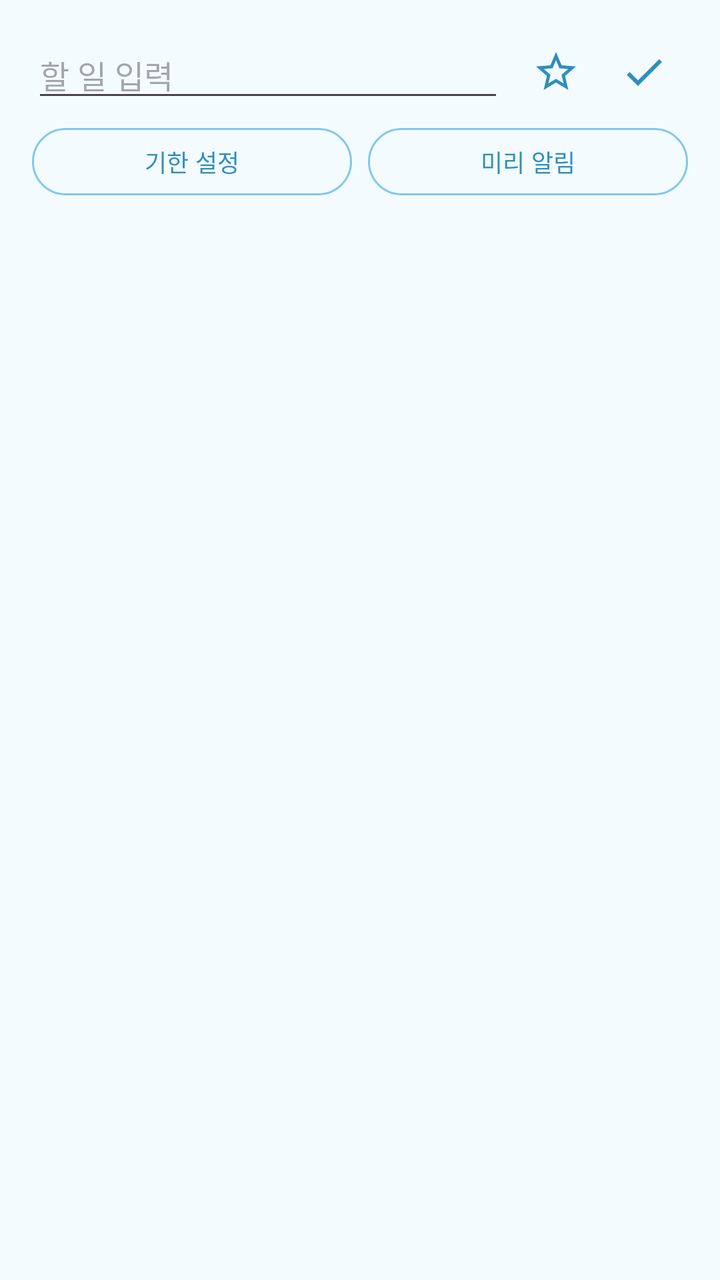
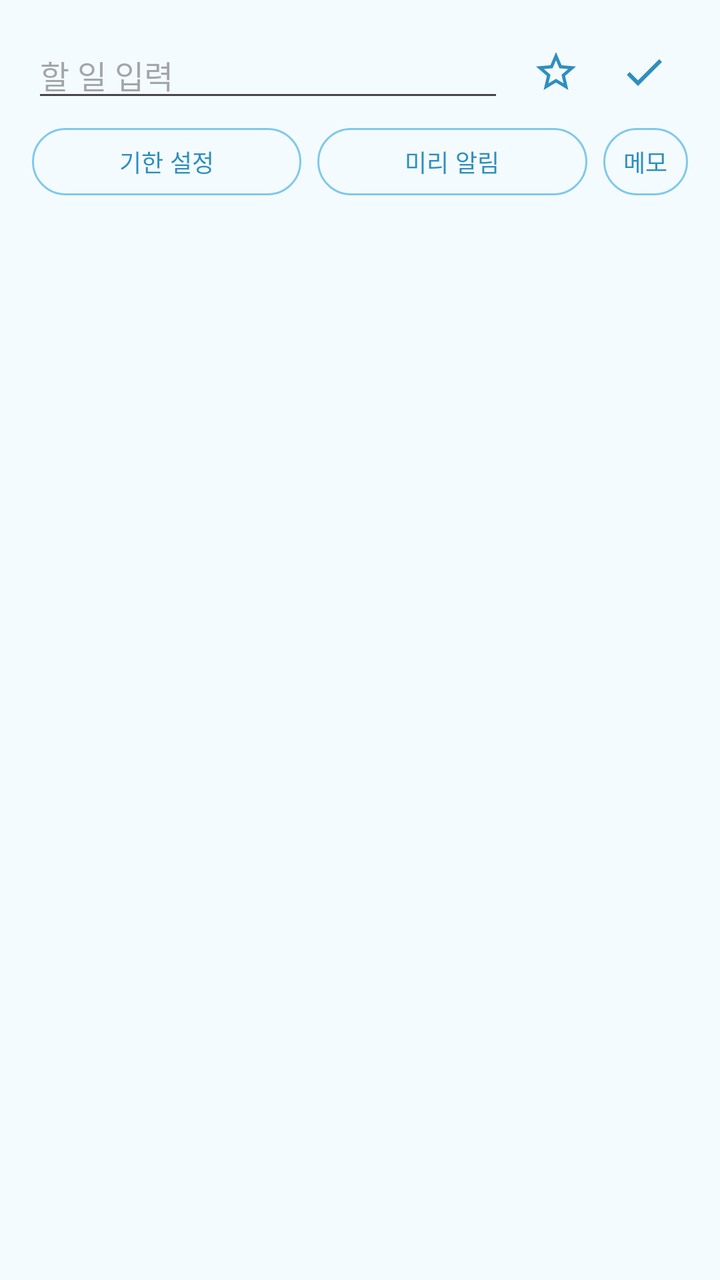

The first picture is an Android layout as it rendered before a commit; the second is the same layout after the commit. The layout source and the unified diff follow.
<!-- AndroidManifest.xml: application theme Theme.TodoLock -->
<!-- res/layout/sheet_add_todo.xml -->
<?xml version="1.0" encoding="utf-8"?>
<LinearLayout xmlns:android="http://schemas.android.com/apk/res/android"
    android:layout_width="match_parent"
    android:layout_height="wrap_content"
    android:orientation="vertical"
    android:paddingStart="16dp"
    android:paddingEnd="16dp"
    android:paddingTop="14dp"
    android:paddingBottom="16dp">

    <LinearLayout
        android:layout_width="match_parent"
        android:layout_height="wrap_content"
        android:orientation="horizontal"
        android:gravity="center_vertical">

        <EditText
            android:id="@+id/etText"
            android:layout_width="0dp"
            android:layout_height="wrap_content"
            android:layout_weight="1"
            android:hint="할 일 입력"
            android:inputType="text"
            android:imeOptions="actionDone"
            android:maxLines="1"
            android:textSize="16sp"
            android:importantForAutofill="no" />

        <ImageButton
            android:id="@+id/btnStar"
            android:layout_width="44dp"
            android:layout_height="44dp"
            android:layout_marginStart="4dp"
            android:src="@drawable/ic_star_border"
            android:tint="@color/sky_heading"
            android:background="?attr/selectableItemBackgroundBorderless"
            android:contentDescription="중요 표시" />

        <ImageButton
            android:id="@+id/btnSave"
            android:layout_width="44dp"
            android:layout_height="44dp"
            android:src="@drawable/ic_check"
            android:tint="@color/sky_heading"
            android:background="?attr/selectableItemBackgroundBorderless"
            android:contentDescription="저장" />
    </LinearLayout>

    <LinearLayout
        android:layout_width="match_parent"
        android:layout_height="wrap_content"
        android:orientation="horizontal"
        android:layout_marginTop="6dp">

        <com.google.android.material.button.MaterialButton
            android:id="@+id/btnDue"
            style="@style/Widget.TodoLock.Button.SkyOutlined"
            android:layout_width="0dp"
            android:layout_height="wrap_content"
            android:layout_weight="1"
            android:textSize="12sp"
            android:minHeight="0dp"
            android:insetTop="0dp"
            android:insetBottom="0dp"
            android:insetLeft="0dp"
            android:insetRight="0dp"
            android:paddingStart="6dp"
            android:paddingEnd="6dp"
            android:paddingTop="8dp"
            android:paddingBottom="8dp"
            android:text="기한 설정" />

        <com.google.android.material.button.MaterialButton
            android:id="@+id/btnRemind"
            style="@style/Widget.TodoLock.Button.SkyOutlined"
            android:layout_width="0dp"
            android:layout_height="wrap_content"
            android:layout_weight="1"
            android:layout_marginStart="8dp"
            android:textSize="12sp"
            android:minHeight="0dp"
            android:insetTop="0dp"
            android:insetBottom="0dp"
            android:insetLeft="0dp"
            android:insetRight="0dp"
            android:paddingStart="6dp"
            android:paddingEnd="6dp"
            android:paddingTop="8dp"
            android:paddingBottom="8dp"
            android:text="미리 알림" />
    </LinearLayout>
</LinearLayout>
<!-- resources referenced by this layout -->
<resources>
  <color name="sky_heading">#2E8FBF</color>
  <!-- drawable ic_check (drawable) -->
  <vector xmlns:android="http://schemas.android.com/apk/res/android"
      android:width="24dp"
      android:height="24dp"
      android:viewportWidth="24"
      android:viewportHeight="24">
      <path
          android:fillColor="#FFFFFF"
          android:pathData="M9,16.17L4.83,12l-1.42,1.41L9,19 21,7l-1.41,-1.41z" />
  </vector>
  <!-- drawable ic_star_border (drawable) -->
  <?xml version="1.0" encoding="utf-8"?>
  <vector xmlns:android="http://schemas.android.com/apk/res/android"
      android:width="24dp"
      android:height="24dp"
      android:viewportWidth="24"
      android:viewportHeight="24">
      <path
          android:fillColor="@android:color/white"
          android:pathData="M22,9.24l-7.19,-0.62L12,2 9.19,8.63 2,9.24l5.46,4.73L5.82,21 12,17.27 18.18,21l-1.63,-7.03zM12,15.4l-3.76,2.27 1,-4.28 -3.32,-2.88 4.38,-0.38L12,6.1l1.71,4.04 4.38,0.38 -3.32,2.88 1,4.28z" />
  </vector>
  <style name="Widget.TodoLock.Button.SkyOutlined" parent="Widget.Material3.Button.OutlinedButton">
          <item name="strokeColor">@color/sky_stroke</item>
          <item name="android:textColor">@color/sky_heading</item>
          <item name="rippleColor">@color/sky_heading</item>
      </style>
  <color name="sky_stroke">#7FC9EC</color>
  <color name="md_primary">#2489B8</color>
  <color name="md_on_primary">#FFFFFF</color>
  <color name="md_primary_container">#DCF2FE</color>
  <color name="md_on_primary_container">#1B5673</color>
  <color name="md_secondary">#4E616D</color>
  <color name="md_on_secondary">#FFFFFF</color>
  <color name="md_secondary_container">#D1E5F4</color>
  <color name="md_on_secondary_container">#0A1E28</color>
  <color name="md_tertiary">#5F5B7D</color>
  <color name="md_on_tertiary">#FFFFFF</color>
  <color name="md_tertiary_container">#E5DEFF</color>
  <color name="md_on_tertiary_container">#1B1736</color>
  <color name="md_error">#BA1A1A</color>
  <color name="md_on_error">#FFFFFF</color>
  <color name="md_error_container">#FFDAD6</color>
  <color name="md_on_error_container">#410002</color>
  <color name="md_background">#F4FBFF</color>
  <color name="md_on_background">#2C3A42</color>
  <color name="md_surface">#F4FBFF</color>
  <color name="md_on_surface">#2C3A42</color>
  <color name="md_surface_variant">#E3EEF5</color>
  <color name="md_on_surface_variant">#5A6B75</color>
  <color name="md_outline">#9BB0BC</color>
  <color name="md_outline_variant">#D3E2EB</color>
  <color name="md_inverse_surface">#2E3133</color>
  <color name="md_inverse_on_surface">#EFF1F3</color>
  <color name="md_inverse_primary">#83CFFF</color>
  <color name="md_surface_dim">#DDEBF4</color>
  <color name="md_surface_bright">#FBFDFF</color>
  <color name="md_surface_container_lowest">#FFFFFF</color>
  <color name="md_surface_container_low">#F9FCFF</color>
  <color name="md_surface_container">#EFF8FE</color>
  <color name="md_surface_container_high">#E7F4FD</color>
  <color name="md_surface_container_highest">#DEEFFB</color>
  <color name="sky_bright">#4FBDE8</color>
  <!-- unchanged entries left out for length: 1 -->
</resources>

<!-- the commit's change to res/layout/sheet_add_todo.xml (unified diff, before → after) -->
@@ -88,5 +88,41 @@
             android:paddingTop="8dp"
             android:paddingBottom="8dp"
             android:text="미리 알림" />
+
+        
+        <com.google.android.material.button.MaterialButton
+            android:id="@+id/btnMemo"
+            style="@style/Widget.TodoLock.Button.SkyOutlined"
+            android:layout_width="wrap_content"
+            android:layout_height="wrap_content"
+            android:layout_marginStart="8dp"
+            android:textSize="12sp"
+            android:minWidth="0dp"
+            android:minHeight="0dp"
+            android:insetTop="0dp"
+            android:insetBottom="0dp"
+            android:insetLeft="0dp"
+            android:insetRight="0dp"
+            android:paddingStart="10dp"
+            android:paddingEnd="10dp"
+            android:paddingTop="8dp"
+            android:paddingBottom="8dp"
+            android:text="메모" />
     </LinearLayout>
+
+    
+    <EditText
+        android:id="@+id/etMemo"
+        android:layout_width="match_parent"
+        android:layout_height="wrap_content"
+        android:layout_marginTop="6dp"
+        android:hint="메모"
+        android:inputType="textMultiLine|textCapSentences"
+        android:gravity="top|start"
+        android:minLines="3"
+        android:maxLines="6"
+        android:scrollbars="vertical"
+        android:textSize="14sp"
+        android:importantForAutofill="no"
+        android:visibility="gone" />
 </LinearLayout>
